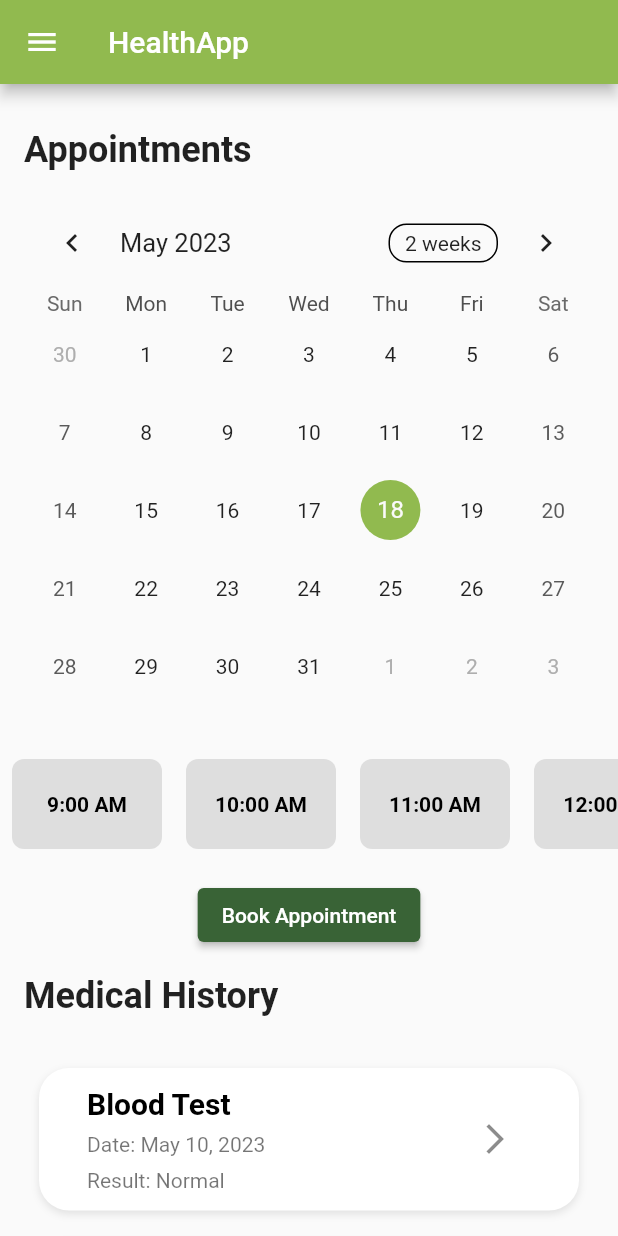
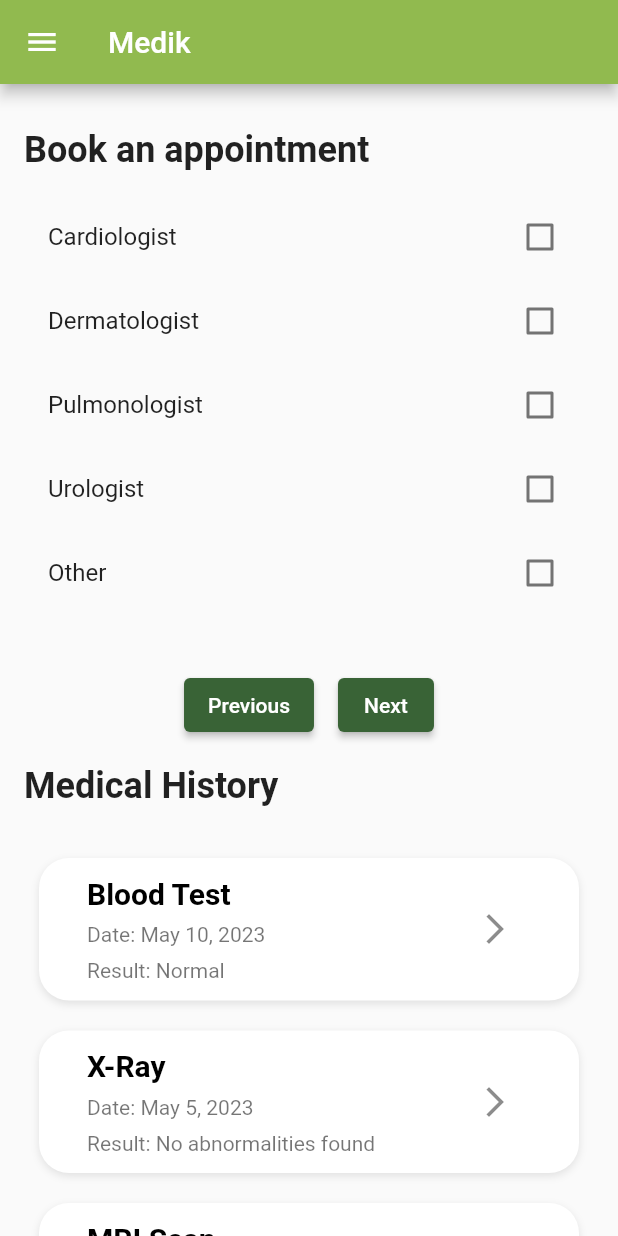
Before and after one commit to Hekatoncheire/hacknheal, a Flutter app: the HomePage screen opened directly, on a phone screen of 412 x 824 dp. Run offline on Flutter 3.47's test engine with Material 2 defaults, Android fonts, the phone set to English and light mode, and no system bars; drawn by our look-alikes of table_calendar; our stand-ins replace carousel_slider.

Commit message:
Commit for final submission

```diff
--- a/lib/screens/AuthScreen.dart
+++ b/lib/screens/AuthScreen.dart
@@ -50,7 +50,7 @@ class _AuthPageState extends State<AuthPage> {
           crossAxisAlignment: CrossAxisAlignment.stretch,
           children: [
             Text(
-              'Welcome to HealthApp',
+              'Welcome to Medik',
               style: TextStyle(fontSize: 24.0, fontWeight: FontWeight.bold),
             ),
             SizedBox(height: 20.0),
--- a/lib/screens/HomeScreen.dart
+++ b/lib/screens/HomeScreen.dart
@@ -14,6 +14,8 @@ class _HomePageState extends State<HomePage> {
   DateTime _focusedDay = DateTime.now();
 
   int _selectedIndex = -1;
+  int _appointmentIndex = 0;
+  int selectedValueIndex = 0;
 
   List<String> timePoints = [
     '9:00 AM',
@@ -28,6 +30,23 @@ class _HomePageState extends State<HomePage> {
     '6:00 PM',
     '7:00 PM',
     '8:00 PM',
+  ];
+  List<bool> doctorSelectedValues = List.filled(5, false);
+  List<bool> placeSelectedValues = List.filled(5, false);
+
+  List<String> _doctorTypes = [
+    'Cardiologist',
+    'Dermatologist',
+    'Pulmonologist',
+    'Urologist',
+    'Other'
+  ];
+  List<String> _places = [
+    'Budapest',
+    'London',
+    'Paris',
+    'New York',
+    'Any'
   ];
   final List<Examination> examinations = [
     Examination(
@@ -52,7 +71,7 @@ class _HomePageState extends State<HomePage> {
   Widget build(BuildContext context) {
     return Scaffold(
       appBar: AppBar(
-        title: Text('HealthApp'),
+        title: Text('Medik'),
         backgroundColor: Color.fromRGBO(145, 186, 79, 1),
       ),
       drawer: Drawer(
@@ -68,14 +87,16 @@ class _HomePageState extends State<HomePage> {
               title: Text('Consultancy'),
               onTap: () {
                 // TODO: Handle navigation to consultancy page
-                Navigator.push(context, MaterialPageRoute(builder: (context) => ChatPage()));
+                Navigator.push(context,
+                    MaterialPageRoute(builder: (context) => ChatPage()));
               },
             ),
             ListTile(
               title: Text('Doctors'),
               onTap: () {
                 // TODO: handle navigation to the doctors page
-                Navigator.push(context, MaterialPageRoute(builder: (context) => DoctorListPage()));
+                Navigator.push(context,
+                    MaterialPageRoute(builder: (context) => DoctorListPage()));
               },
             )
             // Add more drawer items as needed
@@ -90,13 +111,45 @@ class _HomePageState extends State<HomePage> {
               Padding(
                 padding: EdgeInsets.only(top: 30.0, left: 16, right: 16),
                 child: Text(
-                  'Appointments',
+                  'Book an appointment',
                   style: TextStyle(fontSize: 24.0, fontWeight: FontWeight.bold),
                 ),
               ),
+              Column(
+                children: [
                   Padding(
                     padding: EdgeInsets.all(16.0),
-                child: TableCalendar(
+                    child: _appointmentIndex == 0
+                        ? Column(
+                            children: List<Widget>.generate(_doctorTypes.length,
+                                (index) {
+                            return CheckboxListTile(
+                              title: Text(_doctorTypes[index]),
+                              value: doctorSelectedValues[index],
+                              onChanged: (value) {
+                                setState(() {
+                                  doctorSelectedValues[index] = value!;
+                                });
+                              },
+                            );
+                          }))
+                        : _appointmentIndex == 1
+                            ? Column(
+                                children: List<Widget>.generate(
+                                    _places.length, (index) {
+                                return CheckboxListTile(
+                                  title: Text(_places[index]),
+                                  value: placeSelectedValues[index],
+                                  onChanged: (value) {
+                                    setState(() {
+                                      placeSelectedValues[index] = value!;
+                                    });
+                                  },
+                                );
+                              }))
+                            : Column(
+                                children: [
+                                  TableCalendar(
                                     calendarFormat: _calendarFormat,
                                     focusedDay: _focusedDay,
                                     firstDay: DateTime(2023),
@@ -105,7 +158,8 @@ class _HomePageState extends State<HomePage> {
                                       return isSameDay(_selectedDay, day);
                                     },
                                     onDaySelected: (selectedDay, focusedDay) {
-                    if (selectedDay.isBefore(DateTime.now().subtract(Duration(days: 1)))) {
+                                      if (selectedDay.isBefore(DateTime.now()
+                                          .subtract(Duration(days: 1)))) {
                                         // Disable selection for days before the current day
                                         return;
                                       }
@@ -127,12 +181,11 @@ class _HomePageState extends State<HomePage> {
                                       // other style properties
                                       selectedDecoration: BoxDecoration(
                                         shape: BoxShape.circle,
-                      color: Color.fromRGBO(145, 186, 79, 1), // Set your desired color here
+                                        color: Color.fromRGBO(145, 186, 79,
+                                            1), // Set your desired color here
                                       ),
                                     ),
                                   ),
-              ),
-              // Add appointment details section
                                   SizedBox(height: 20),
                                   // Time points list
                                   SizedBox(
@@ -142,7 +195,8 @@ class _HomePageState extends State<HomePage> {
                                       itemCount: timePoints.length,
                                       itemBuilder: (context, index) {
                                         final timePoint = timePoints[index];
-                    final isSelected = index == _selectedIndex;
+                                        final isSelected =
+                                            index == _selectedIndex;
 
                                         return GestureDetector(
                                           onTap: () {
@@ -152,16 +206,24 @@ class _HomePageState extends State<HomePage> {
                                           },
                                           child: Container(
                                             width: 100,
-                        margin: EdgeInsets.symmetric(horizontal: 8),
+                                            margin: EdgeInsets.symmetric(
+                                                horizontal: 8),
                                             decoration: BoxDecoration(
-                          color: isSelected ? Color.fromRGBO(145, 186, 79, 1) : Colors.grey.withOpacity(0.3),
-                          borderRadius: BorderRadius.circular(8),
+                                              color: isSelected
+                                                  ? Color.fromRGBO(
+                                                      145, 186, 79, 1)
+                                                  : Colors.grey
+                                                      .withOpacity(0.3),
+                                              borderRadius:
+                                                  BorderRadius.circular(8),
                                             ),
                                             child: Center(
                                               child: Text(
                                                 timePoint,
                                                 style: TextStyle(
-                              color: isSelected ? Colors.white : Colors.black,
+                                                  color: isSelected
+                                                      ? Colors.white
+                                                      : Colors.black,
                                                   fontWeight: FontWeight.bold,
                                                 ),
                                               ),
@@ -171,17 +233,46 @@ class _HomePageState extends State<HomePage> {
                                       },
                                     ),
                                   ),
+                                ],
+                              ),
+                  ),
+                  // Add appointment details section
+                ],
+              ),
               SizedBox(height: 20),
               // Button for appointment detail
               Center(
-                child: ElevatedButton(
+                child: Row(
+                  mainAxisAlignment: MainAxisAlignment.center,
+                  children: [
+                    ElevatedButton(
                       onPressed: () {
                         // Navigate to appointment detail page
+                        setState(() {
+                          _appointmentIndex >0 ? _appointmentIndex-- : _appointmentIndex=0;
+                        });
                       },
-                  child: Text('Book Appointment'),
+                      child:
+                      Text('Previous'),
                       style: ElevatedButton.styleFrom(
                         backgroundColor: Color.fromRGBO(57, 99, 54, 1),
                       ),
+                    ),
+                    SizedBox(width: 16,),
+                    ElevatedButton(
+                      onPressed: () {
+                        // Navigate to appointment detail page
+                        setState(() {
+                          _appointmentIndex++;
+                        });
+                      },
+                      child:
+                          Text(_appointmentIndex < 2 ? 'Next' : 'Book appointment'),
+                      style: ElevatedButton.styleFrom(
+                        backgroundColor: Color.fromRGBO(57, 99, 54, 1),
+                      ),
+                    ),
+                  ],
                 ),
               ),
               Padding(
@@ -201,7 +292,8 @@ class _HomePageState extends State<HomePage> {
                     final examination = examinations[index];
 
                     return Container(
-                      padding: EdgeInsets.symmetric(vertical: 8, horizontal: 16),
+                      padding:
+                          EdgeInsets.symmetric(vertical: 8, horizontal: 16),
                       margin: EdgeInsets.all(10),
                       decoration: BoxDecoration(
                           borderRadius: BorderRadius.circular(20),
@@ -212,8 +304,7 @@ class _HomePageState extends State<HomePage> {
                               offset: Offset(0, 2),
                               blurRadius: 4,
                             )
-                        ]
-                      ),
+                          ]),
                       child: Center(
                         child: ListTile(
                           subtitle: Row(
@@ -221,14 +312,24 @@ class _HomePageState extends State<HomePage> {
                               Column(
                                 crossAxisAlignment: CrossAxisAlignment.start,
                                 children: [
-                                  Text(examination.title, style: TextStyle(fontWeight: FontWeight.bold, color: Colors.black, fontSize: 20),),
-                                  SizedBox(height: 8,),
+                                  Text(
+                                    examination.title,
+                                    style: TextStyle(
+                                        fontWeight: FontWeight.bold,
+                                        color: Colors.black,
+                                        fontSize: 20),
+                                  ),
+                                  SizedBox(
+                                    height: 8,
+                                  ),
                                   Text('Date: ${examination.date}'),
                                   SizedBox(height: 8),
                                   Text('Result: ${examination.result}'),
                                 ],
                               ),
-                              IconButton(onPressed: () {}, icon: Icon(Icons.arrow_forward_ios))
+                              IconButton(
+                                  onPressed: () {},
+                                  icon: Icon(Icons.arrow_forward_ios))
                             ],
                             mainAxisAlignment: MainAxisAlignment.spaceBetween,
                             crossAxisAlignment: CrossAxisAlignment.center,
@@ -244,9 +345,10 @@ class _HomePageState extends State<HomePage> {
                   child: ElevatedButton(
                 onPressed: () {},
                 child: Text('View all history'),
-                    style: ElevatedButton.styleFrom(backgroundColor: Color.fromRGBO(57, 99, 54, 1),),
-                  )
-              )
+                style: ElevatedButton.styleFrom(
+                  backgroundColor: Color.fromRGBO(57, 99, 54, 1),
+                ),
+              ))
             ],
           ),
         ],
--- a/lib/screens/OnboardingScreen.dart
+++ b/lib/screens/OnboardingScreen.dart
@@ -11,7 +11,7 @@ class _OnboardingScreenState extends State<OnboardingScreen> {
 
   final List<OnboardingItem> onboardingItems = [
     OnboardingItem(
-      title: 'Welcome to HealthApp',
+      title: 'Welcome to Medik',
       description: 'Get personalized health insights and stay connected.',
       image: 'lib/assets/images/welcome.png',
     ),
```
Lines whose indentation alone changed are shown as unchanged.
